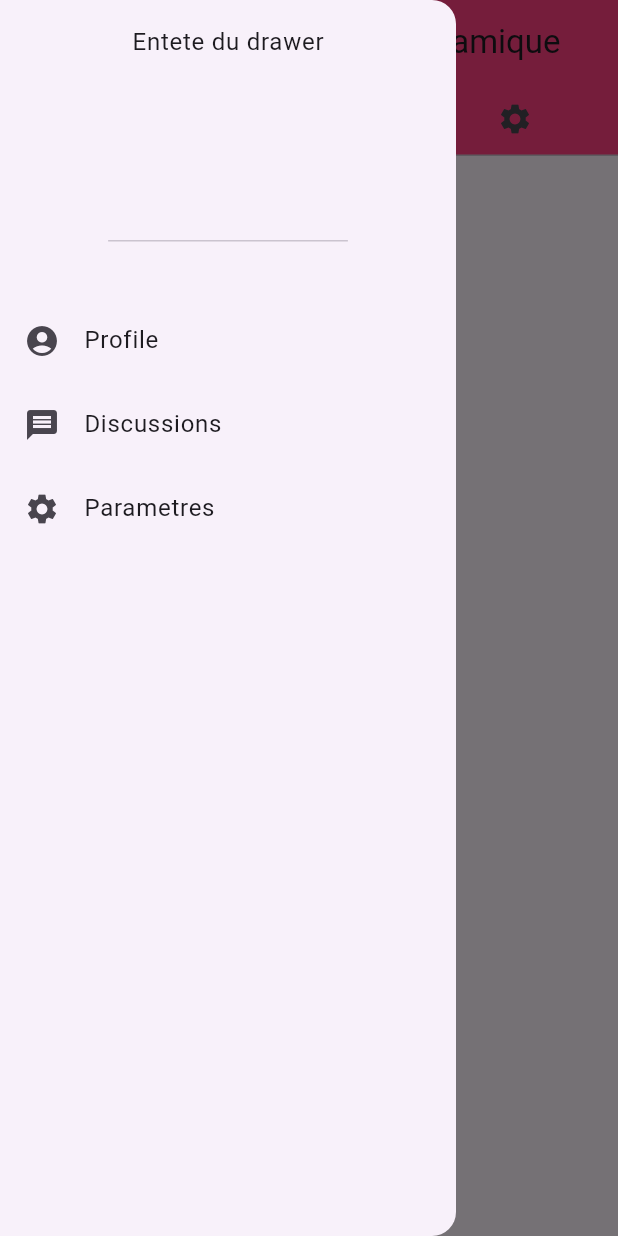
After one commit to merveilleKM/taff2, a Flutter app: the MyHomePage screen opened directly, with the side drawer open, on a phone screen of 412 x 824 dp. The commit adds this screen. Run offline on Flutter 3.47's test engine with Material 3 defaults, Android fonts, the phone set to English and light mode, and no system bars.

Commit message:
navbar dynamique, drawer et alertDialog

```diff
--- a/lib/main.dart
+++ b/lib/main.dart
@@ -1,4 +1,6 @@
 import 'package:flutter/material.dart';
+import 'package:taff2/dialobox.dart';
+import 'package:taff2/myhomepage.dart';
 import 'package:taff2/pharmacie.dart';
 
 import 'cardpage.dart';
@@ -20,7 +22,7 @@ class MyApp extends StatelessWidget {
         useMaterial3: true,
       ),
       debugShowCheckedModeBanner: false,
-      home: const CardPage(),
+      home: const Dialoguebox(),
     );
   }
 }
--- /dev/null
+++ b/lib/myhomepage.dart
@@ -0,0 +1,66 @@
+import 'package:flutter/material.dart';
+
+class MyHomePage extends StatefulWidget {
+  const MyHomePage({super.key});
+
+  @override
+  State<MyHomePage> createState() => _MyHomePageState();
+}
+
+class _MyHomePageState extends State<MyHomePage> {
+  @override
+  Widget build(BuildContext context) {
+    return DefaultTabController(
+      initialIndex: 0,
+      length: 3,
+
+      child: Scaffold(
+        appBar: AppBar(
+          title: Text("Barre de navigation dynamique"),
+          centerTitle: true,
+          backgroundColor: Colors.pinkAccent,
+
+          //debut de la tabBar
+          bottom: const TabBar(
+              tabs: <Widget>[
+                Tab( icon: Icon(Icons.account_circle),),
+                Tab(icon: Icon(Icons.message),),
+                Tab(icon: Icon(Icons.settings),)
+              ]),
+        ),
+        drawer: const Drawer(
+          child: Column(
+            children: [
+              DrawerHeader(
+                  child: Text('Entete du drawer')
+              ),
+              SizedBox(height: 30,),
+              ListTile(
+                title: Text('Profile'),
+                leading: Icon(Icons.account_circle),
+              ),
+              ListTile(
+                title: Text('Discussions'),
+                leading: Icon(Icons.message),
+              ),
+              ListTile(
+                title: Text('Parametres'),
+                leading: Icon(Icons.settings),
+              )
+            ],
+          ),
+        ),
+
+        body: const TabBarView(
+            children: <Widget>[
+              Center(child: Text('data1')),
+              Center(child: Text('data2')),
+              Center(child: Text('data3')),
+
+
+            ]
+        ),
+      ),
+    );
+  }
+}
```
Also changed, not shown: lib/dialobox.dart (added, +38 -0 lines).
